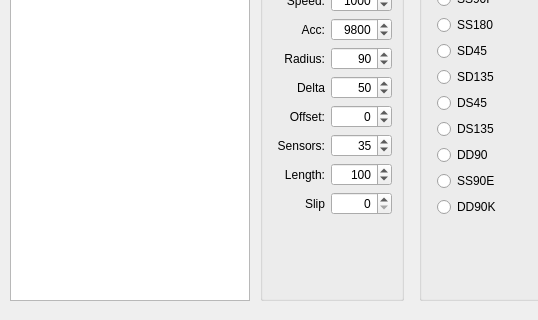
The window that pyturnprofile.ui (micromouseonline/pyTurnProfile) describes before a commit, drawn with Qt 5; both pictures show x 0 to 538 and y 500 to 820 of the 840 by 820 pixel window.
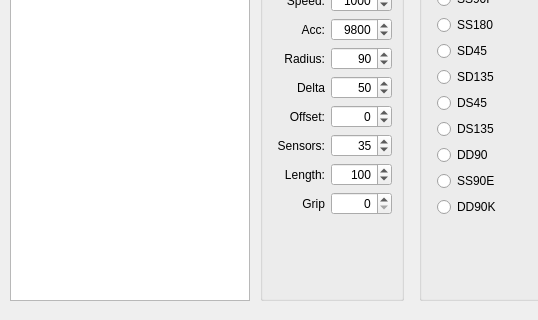
The same window after the commit. Custom widgets are drawn as their Qt base class.

```diff
--- a/pyturnprofile.ui
+++ b/pyturnprofile.ui
@@ -474,7 +474,7 @@
      <item row="7" column="0">
       <widget class="QLabel" name="lblSlip">
        <property name="text">
-        <string>Slip</string>
+        <string>Grip</string>
        </property>
        <property name="alignment">
         <set>Qt::AlignRight|Qt::AlignTrailing|Qt::AlignVCenter</set>
```
Left out of the diff: 6 changed lines with no effect on the pictures.
